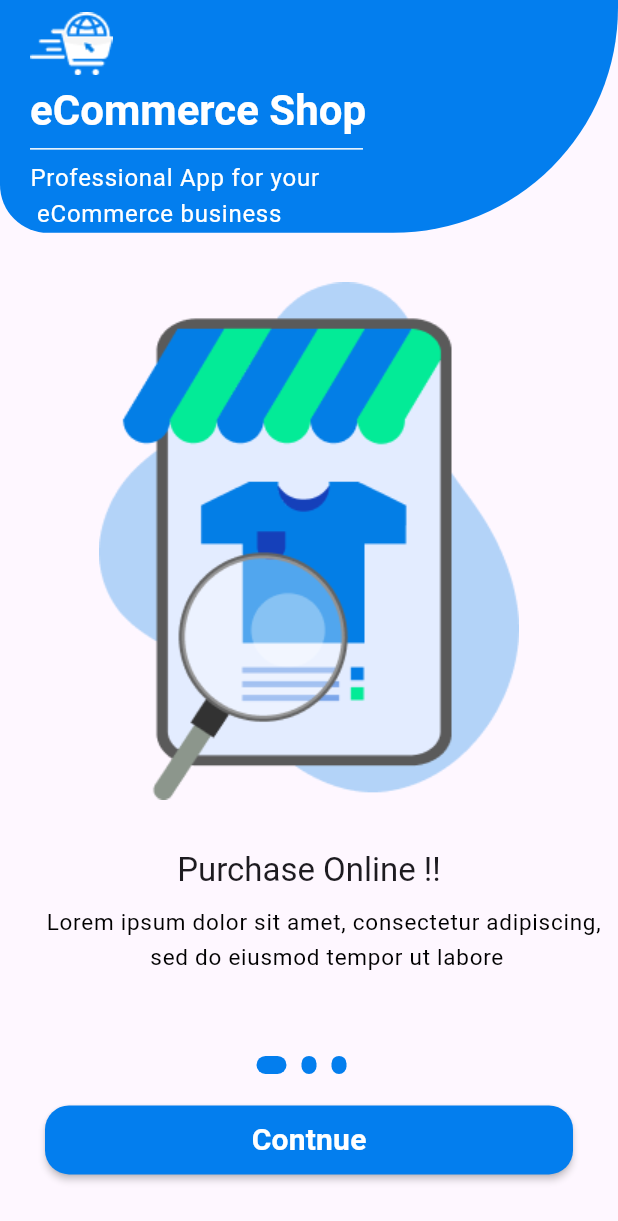
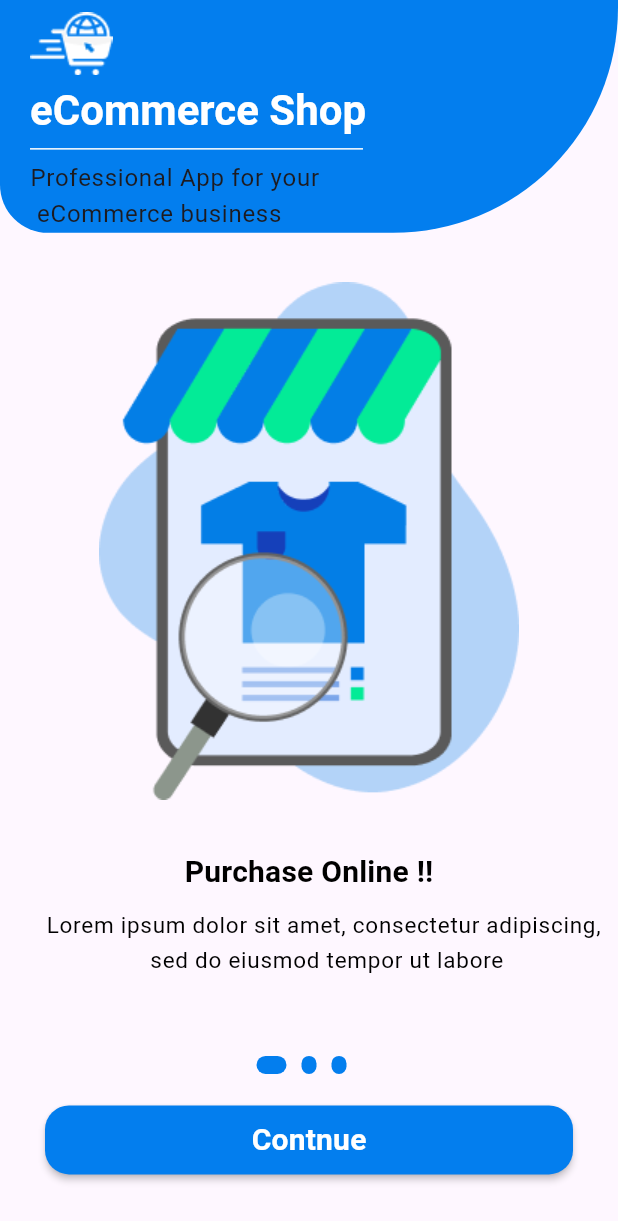
Before and after one commit to Mousa2004/ecommerce_app, a Flutter app: the Onboarding screen opened by its route, on a phone screen of 412 x 824 dp. Shown: the top 1221 px of the screen. Run offline on Flutter 3.47's test engine with Material 3 defaults, Android fonts, the phone set to English and light mode, and no system bars; our stand-ins replace get, shared_preferences; accounts and stored records are empty.

```diff
--- a/lib/core/class/apptheme.dart
+++ b/lib/core/class/apptheme.dart
@@ -11,12 +11,17 @@ class Apptheme {
         color: white,
         fontWeight: FontWeight.bold,
       ),
-      titleMedium: TextStyle(
+      titleLarge: TextStyle(
         fontSize: 26,
         color: black,
         fontWeight: FontWeight.bold,
       ),
-      bodyLarge: TextStyle(
+      titleMedium: TextStyle(
+        fontSize: 20,
+        color: white,
+        fontWeight: FontWeight.w700,
+      ),
+      bodyMedium: TextStyle(
         fontSize: 16,
         color: white,
         fontWeight: FontWeight.w400,
--- /dev/null
+++ b/lib/core/localization/translation.dart
@@ -0,0 +1,9 @@
+import 'package:get/route_manager.dart';
+
+class MyTranslation extends Translations {
+  @override
+  Map<String, Map<String, String>> get keys => {
+    "ar": {"1": "اهلا"},
+    "en": {"1": "Hi"},
+  };
+}
--- /dev/null
+++ b/lib/core/services/myservices.dart
@@ -0,0 +1,16 @@
+import 'package:get/get_state_manager/get_state_manager.dart';
+import 'package:get/instance_manager.dart';
+import 'package:shared_preferences/shared_preferences.dart';
+
+class Myservices extends GetxService {
+  late SharedPreferences sharedPreferences;
+
+  Future<Myservices> init() async {
+    sharedPreferences = await SharedPreferences.getInstance();
+    return this;
+  }
+}
+
+initialServices() async {
+  await Get.putAsync(() => Myservices().init());
+}
--- a/lib/view/widget/onboarding/customed_slider_onboarding.dart
+++ b/lib/view/widget/onboarding/customed_slider_onboarding.dart
@@ -52,7 +52,9 @@ class CustomedSliderOnboarding extends GetView<OnboardingControllerImplement> {
           SizedBox(height: MediaQuery.sizeOf(context).height * 0.04),
           Text(
             onboardingList[index].bodyTitle!,
-            style: Theme.of(context).textTheme.titleLarge,
+            style: Theme.of(
+              context,
+            ).textTheme.titleMedium!.copyWith(color: Apptheme.black),
           ),
           SizedBox(height: 10),
           Padding(
```
Also changed, not shown: lib/core/localization/local_controller.dart (added, +28 -0 lines), lib/main.dart (+13 -4 lines), lib/view/screen/language_screen.dart (added, +43 -0 lines), lib/view/widget/language/customedbuttonlang.dart (added, +23 -0 lines).
